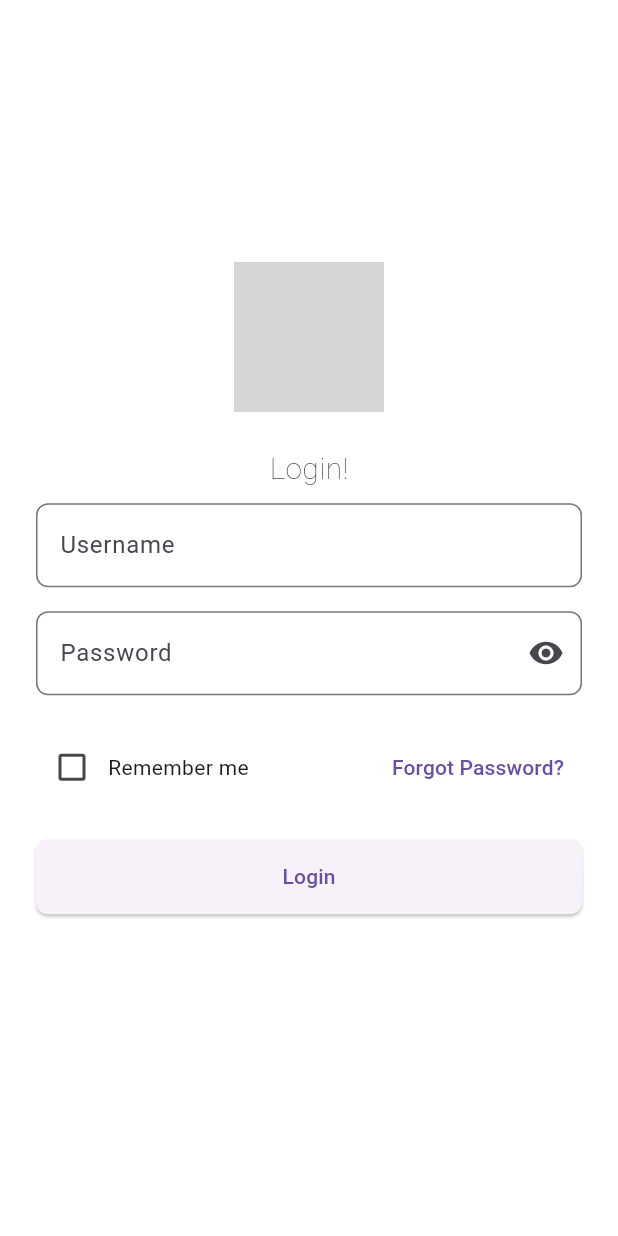
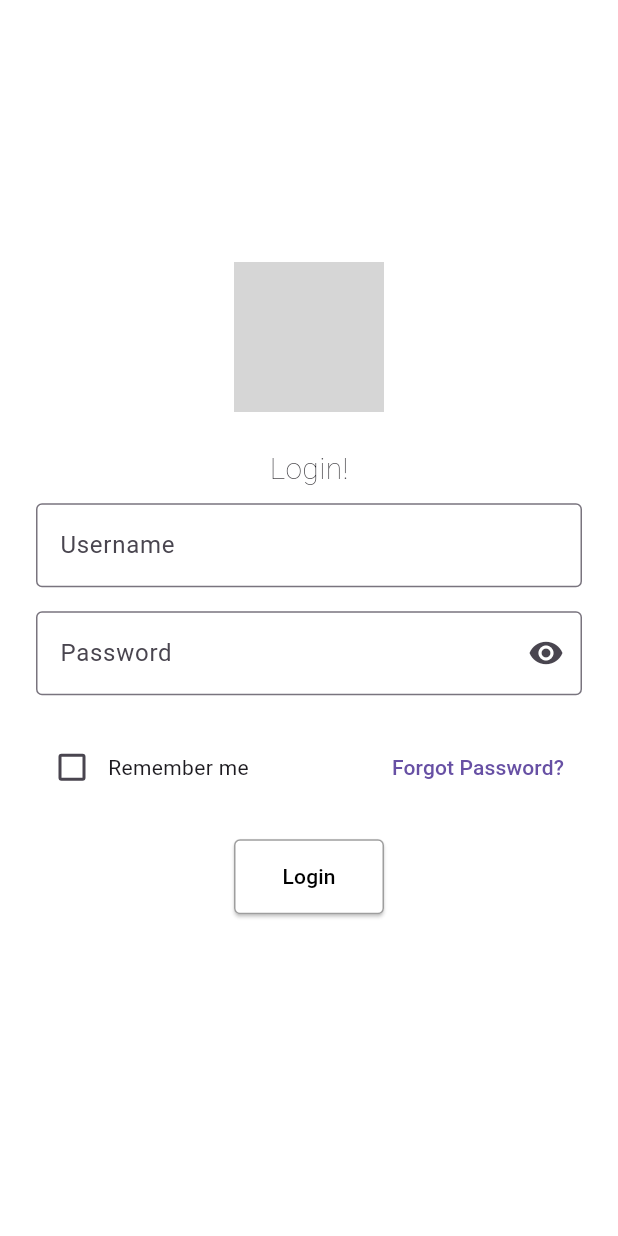
Before and after one commit to thereallexluttor/Orderly_v0.1, a Flutter app: the screen it shows after launch, on a phone screen of 412 x 824 dp. Run offline on Flutter 3.47's test engine with Material 3 defaults, Android fonts, the phone set to English and light mode, and no system bars; grey boxes are pictures that could not be loaded.

Commit message:
login resize

```diff
--- a/lib/presentation/widgets/login_form.dart
+++ b/lib/presentation/widgets/login_form.dart
@@ -1,9 +1,20 @@
 import 'package:flutter/material.dart';
 
-class LoginForm extends StatelessWidget {
+class LoginForm extends StatefulWidget {
+  @override
+  _LoginFormState createState() => _LoginFormState();
+}
+
+class _LoginFormState extends State<LoginForm> {
+  bool _obscureText = true; // Controla si la contraseña está oculta o visible
+
   @override
   Widget build(BuildContext context) {
-    return Column(
+    return Center(
+      child: ConstrainedBox(
+        constraints:
+            const BoxConstraints(maxWidth: 450), // Define un ancho máximo
+        child: Column(
           mainAxisAlignment: MainAxisAlignment.center,
           crossAxisAlignment: CrossAxisAlignment.center,
           children: [
@@ -12,7 +23,7 @@ class LoginForm extends StatelessWidget {
               decoration: InputDecoration(
                 labelText: 'Username',
                 border: OutlineInputBorder(
-              borderRadius: BorderRadius.circular(8),
+                  borderRadius: BorderRadius.circular(4),
                 ),
               ),
             ),
@@ -20,13 +31,22 @@ class LoginForm extends StatelessWidget {
 
             // Password Field
             TextFormField(
-          obscureText: true,
+              obscureText: _obscureText,
               decoration: InputDecoration(
                 labelText: 'Password',
                 border: OutlineInputBorder(
-              borderRadius: BorderRadius.circular(8),
+                  borderRadius: BorderRadius.circular(4),
                 ),
-            suffixIcon: Icon(Icons.visibility),
+                suffixIcon: IconButton(
+                  icon: Icon(
+                    _obscureText ? Icons.visibility : Icons.visibility_off,
+                  ),
+                  onPressed: () {
+                    setState(() {
+                      _obscureText = !_obscureText; // Alterna la visibilidad
+                    });
+                  },
+                ),
               ),
             ),
             const SizedBox(height: 24),
@@ -60,14 +80,24 @@ class LoginForm extends StatelessWidget {
                 print('Login button pressed');
               },
               style: ElevatedButton.styleFrom(
-            minimumSize: const Size(double.infinity, 50),
+                minimumSize: const Size(100, 50),
                 shape: RoundedRectangleBorder(
-              borderRadius: BorderRadius.circular(8),
+                  borderRadius: BorderRadius.circular(4),
+                  side: const BorderSide(
+                    color: Colors.grey, // Color del borde
+                    width: 1.0, // Ancho del borde
                   ),
                 ),
-          child: const Text('Login'),
+                backgroundColor: Colors.white, // Fondo blanco
+              ),
+              child: const Text(
+                'Login',
+                style: TextStyle(color: Colors.black), // Texto negro
+              ),
             ),
           ],
+        ),
+      ),
     );
   }
 }
```
Lines whose indentation alone changed are shown as unchanged.
